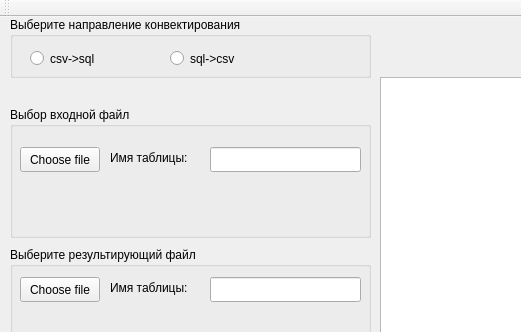
The window that mainwindow.ui (korovenko-tatyana/konvector) describes before a commit, drawn with Qt 5; both pictures show x 0 to 521 and y 0 to 332 of the 757 by 483 pixel window.
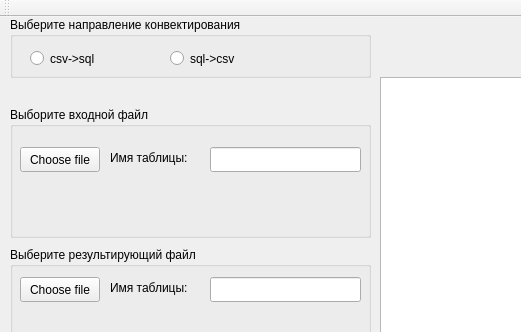
The same window after the commit.

Patch:
```diff
--- a/mainwindow.ui
+++ b/mainwindow.ui
@@ -60,7 +60,7 @@
      </rect>
     </property>
     <property name="title">
-     <string>Выбор входной файл</string>
+     <string>Выборите входной файл</string>
     </property>
     <widget class="QLineEdit" name="table_name">
      <property name="geometry">
```
